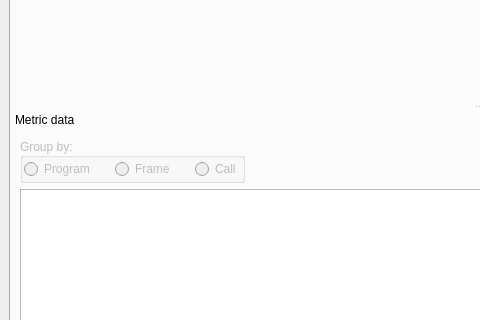
First picture: the form in gui/ui/backendprofile.ui, repository trtt/apitrace, before the edit; both pictures show x 0 to 480 and y 338 to 658 of the 965 by 739 pixel window.
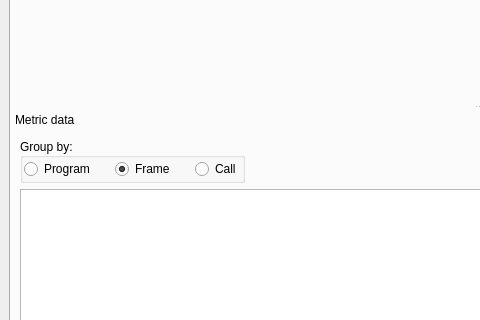
Second picture: the form after the edit.

What changed in the file:
```diff
--- a/gui/ui/backendprofile.ui
+++ b/gui/ui/backendprofile.ui
@@ -131,7 +131,7 @@
             <item>
              <widget class="QGroupBox" name="groupBox">
               <property name="enabled">
-               <bool>false</bool>
+               <bool>true</bool>
               </property>
               <property name="sizePolicy">
                <sizepolicy hsizetype="Preferred" vsizetype="Preferred">
@@ -175,6 +175,9 @@
                  <property name="text">
                   <string>Program</string>
                  </property>
+                 <property name="checked">
+                  <bool>false</bool>
+                 </property>
                 </widget>
                </item>
                <item>
@@ -182,6 +185,9 @@
                  <property name="text">
                   <string>Frame</string>
                  </property>
+                 <property name="checked">
+                  <bool>true</bool>
+                 </property>
                 </widget>
                </item>
                <item>
```
Left out of the diff: 15 changed lines with no effect on the pictures.
